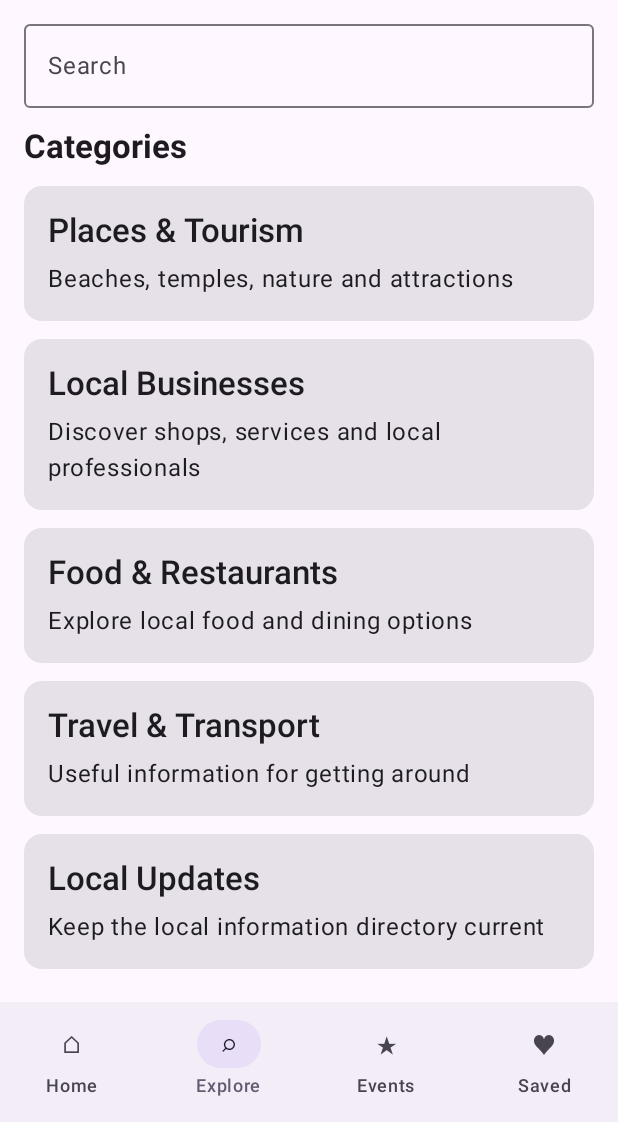
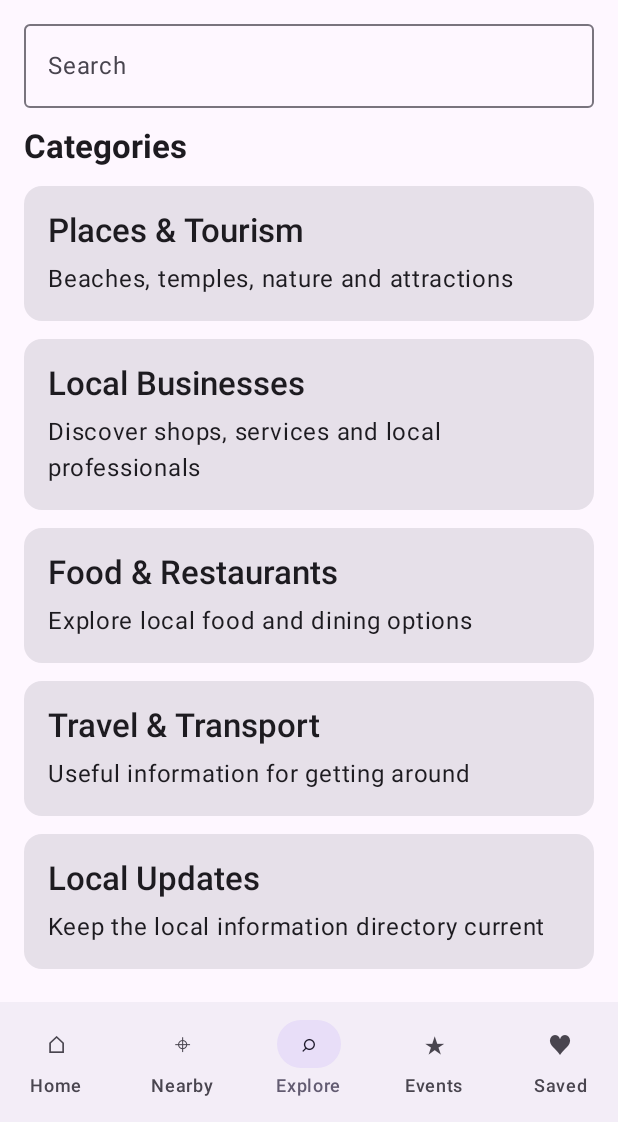
Before and after one commit to niharbhuyan/Balasore360, an Android app built with Jetpack Compose: the screen it shows after launch (MainActivity), after a tap on "Start Exploring", on a phone screen of 412 x 824 dp, the part 114-1236 px from its top. Run offline under Robolectric (Android 15) with nearby library versions, the light colour scheme and no system bars.

Commit message:
Integrate Nearby location permission and live business distances

```diff
--- a/app/src/main/java/com/balasore360/MainActivity.kt
+++ b/app/src/main/java/com/balasore360/MainActivity.kt
@@ -1,8 +1,11 @@
 package com.balasore360
 
+import android.Manifest
 import android.os.Bundle
 import androidx.activity.ComponentActivity
+import androidx.activity.compose.rememberLauncherForActivityResult
 import androidx.activity.compose.setContent
+import androidx.activity.result.contract.ActivityResultContracts
 import androidx.compose.foundation.clickable
 import androidx.compose.foundation.layout.*
 import androidx.compose.foundation.lazy.LazyColumn
@@ -20,6 +23,9 @@ import com.balasore360.data.FavoritesStore
 import com.balasore360.data.RemoteBusiness
 import com.balasore360.data.RemoteEvent
 import com.balasore360.data.RemoteNews
+import com.balasore360.location.LocationProvider
+import com.balasore360.nearby.NearbyItem
+import com.balasore360.nearby.NearbyScreen
 
 private data class Place(val id: String, val name: String, val category: String, val description: String)
 
@@ -52,6 +58,7 @@ class MainActivity : ComponentActivity() {
 private fun Balasore360App() {
     val context = LocalContext.current
     val favoritesStore = remember { FavoritesStore(context.applicationContext) }
+    val locationProvider = remember { LocationProvider(context.applicationContext) }
     var selectedTab by remember { mutableIntStateOf(0) }
     var searchQuery by remember { mutableStateOf("") }
     var selectedPlace by remember { mutableStateOf<Place?>(null) }
@@ -60,7 +67,20 @@ private fun Balasore360App() {
     var news by remember { mutableStateOf<List<RemoteNews>>(emptyList()) }
     var savedIds by remember { mutableStateOf(favoritesStore.all()) }
     var loading by remember { mutableStateOf(true) }
+    var userLatitude by remember { mutableStateOf<Double?>(null) }
+    var userLongitude by remember { mutableStateOf<Double?>(null) }
+    var locationLoading by remember { mutableStateOf(false) }
     val repository = remember { BalasoreRepository() }
+
+    val locationPermissionLauncher = rememberLauncherForActivityResult(
+        ActivityResultContracts.RequestMultiplePermissions()
+    ) { permissions ->
+        if (permissions[Manifest.permission.ACCESS_FINE_LOCATION] == true ||
+            permissions[Manifest.permission.ACCESS_COARSE_LOCATION] == true
+        ) {
+            locationLoading = true
+        }
+    }
 
     LaunchedEffect(Unit) {
         loading = true
@@ -70,29 +90,57 @@ private fun Balasore360App() {
         loading = false
     }
 
+    LaunchedEffect(locationLoading) {
+        if (!locationLoading) return@LaunchedEffect
+        val location = locationProvider.getLastKnownLocation()
+        userLatitude = location?.latitude
+        userLongitude = location?.longitude
+        locationLoading = false
+    }
+
+    fun requestLocation() {
+        if (locationProvider.hasLocationPermission()) {
+            locationLoading = true
+        } else {
+            locationPermissionLauncher.launch(
+                arrayOf(
+                    Manifest.permission.ACCESS_FINE_LOCATION,
+                    Manifest.permission.ACCESS_COARSE_LOCATION
+                )
+            )
+        }
+    }
+
     fun toggleSaved(id: String) {
         favoritesStore.toggle(id)
         savedIds = favoritesStore.all()
     }
 
     val savedItems = places.filter { it.id in savedIds }.map { it.id to it.name }
+    val nearbyItems = businesses.mapNotNull { business ->
+        val latitude = business.latitude
+        val longitude = business.longitude
+        if (latitude == null || longitude == null) null
+        else NearbyItem(business.id, business.name, business.category, latitude, longitude, business.rating)
+    }
 
     Scaffold(bottomBar = {
         NavigationBar {
-            listOf("Home", "Explore", "Events", "Saved").forEachIndexed { index, title ->
+            listOf("Home", "Nearby", "Explore", "Events", "Saved").forEachIndexed { index, title ->
                 NavigationBarItem(
                     selected = selectedTab == index,
                     onClick = { selectedTab = index },
-                    icon = { Text(listOf("⌂", "⌕", "★", "♥")[index]) },
+                    icon = { Text(listOf("⌂", "⌖", "⌕", "★", "♥")[index]) },
                     label = { Text(title) }
                 )
             }
         }
     }) { padding ->
         when (selectedTab) {
-            0 -> HomeScreen(Modifier.padding(padding), businesses, events, news, loading, { selectedTab = 1 }, { selectedPlace = it }, ::toggleSaved, savedIds)
-            1 -> ExploreScreen(Modifier.padding(padding), searchQuery, { searchQuery = it }, businesses, loading, { selectedPlace = it }, ::toggleSaved, savedIds)
-            2 -> EventsScreen(Modifier.padding(padding), events, loading)
+            0 -> HomeScreen(Modifier.padding(padding), businesses, events, news, loading, { selectedTab = 2 }, { selectedPlace = it }, ::toggleSaved, savedIds)
+            1 -> NearbyScreen(userLatitude, userLongitude, nearbyItems, Modifier.padding(padding), onRequestLocation = ::requestLocation)
+            2 -> ExploreScreen(Modifier.padding(padding), searchQuery, { searchQuery = it }, businesses, loading, { selectedPlace = it }, ::toggleSaved, savedIds)
+            3 -> EventsScreen(Modifier.padding(padding), events, loading)
             else -> SavedScreen(Modifier.padding(padding), savedItems, ::toggleSaved)
         }
     }
```
